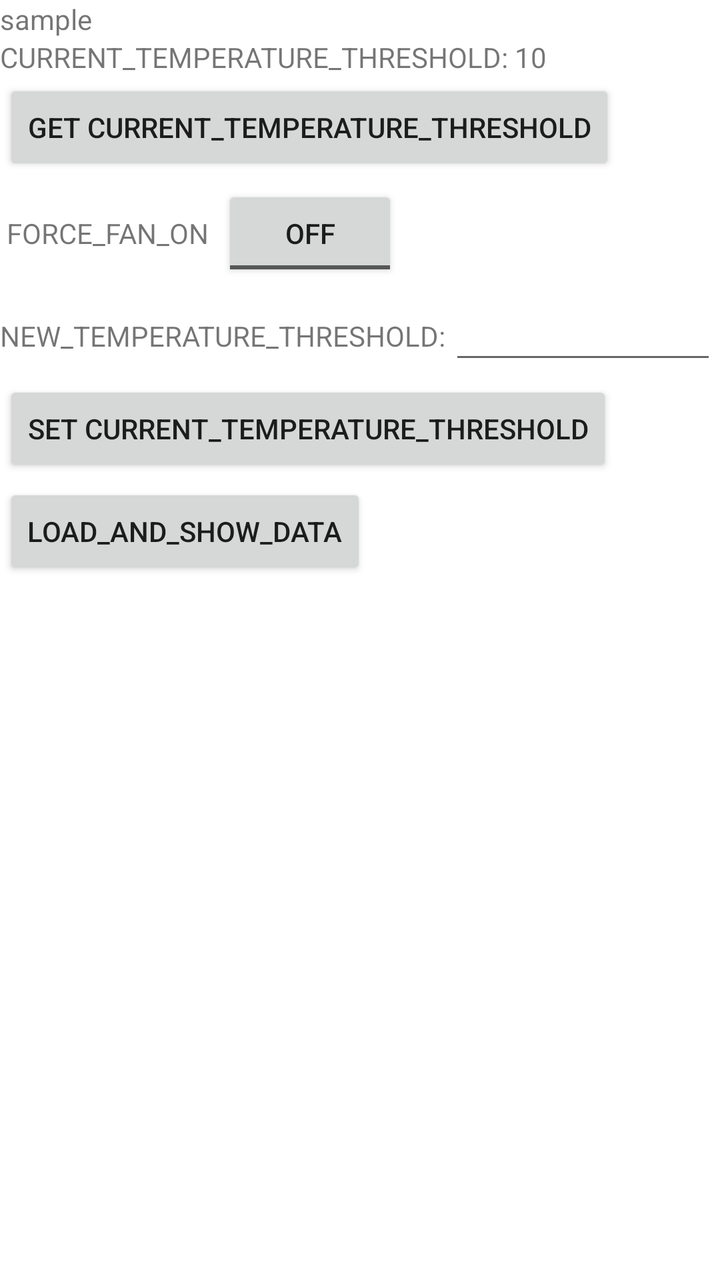
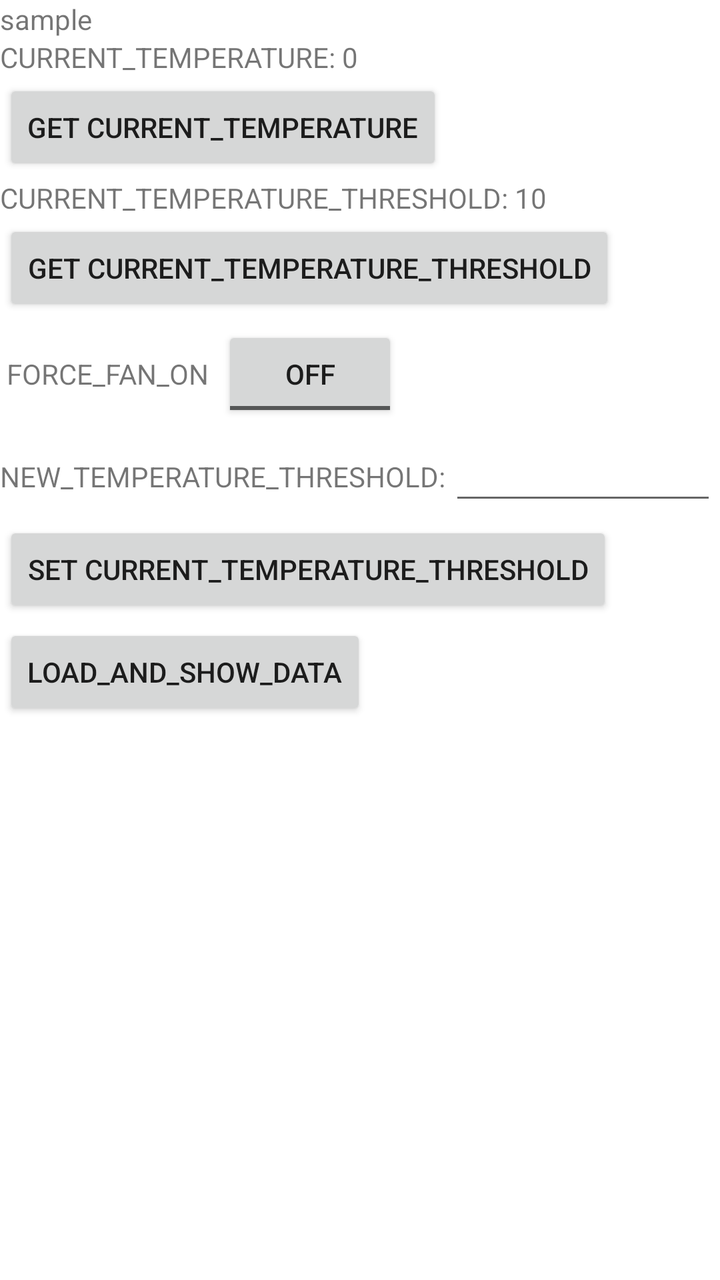

Two renders of the same Android screen: before a commit and after it. Below are the layout's source before the change and the commit's diff.
<!-- AndroidManifest.xml: fallback theme Theme.MaterialComponents.DayNight.NoActionBar -->
<!-- res/layout/dashboard_activity.xml -->
<?xml version="1.0" encoding="utf-8"?>

<LinearLayout xmlns:android="http://schemas.android.com/apk/res/android"
    android:layout_width="match_parent"
    android:layout_height="match_parent"
    android:layout_margin="20px"
    android:orientation="vertical">

    <TextView
        android:id="@+id/tv_device_info"
        android:layout_width="match_parent"
        android:layout_height="wrap_content"
        android:text="sample"/>

    <TextView
        android:id="@+id/tv_current_temp_threshold"
        android:layout_width="match_parent"
        android:layout_height="wrap_content"
        android:text="CURRENT_TEMPERATURE_THRESHOLD: 10"
        />

    <Button
        android:id="@+id/button_get_threshold"
        android:layout_width="wrap_content"
        android:layout_height="wrap_content"
        android:layout_margin="5px"
        android:text="GET CURRENT_TEMPERATURE_THRESHOLD"
        />

    <LinearLayout
        android:layout_width="match_parent"
        android:layout_height="wrap_content"
        android:orientation="horizontal">

        <TextView
            android:layout_width="wrap_content"
            android:layout_height="wrap_content"
            android:layout_margin="10px"
            android:text="FORCE_FAN_ON"/>

        <ToggleButton
            android:id="@+id/toggle_button_force_fan_on"
            android:layout_width="wrap_content"
            android:layout_height="wrap_content"
            android:layout_margin="10px"/>
    </LinearLayout>

    <LinearLayout
        android:layout_width="match_parent"
        android:layout_height="wrap_content"
        android:orientation="horizontal">

        <TextView
            android:layout_width="wrap_content"
            android:layout_height="wrap_content"

            android:text="NEW_TEMPERATURE_THRESHOLD:"/>

        <EditText
            android:id="@+id/edit_text_threshold_input"
            android:layout_width="match_parent"
            android:layout_height="wrap_content"
            android:layout_margin="5px"/>

    </LinearLayout>

    <Button
        android:id="@+id/button_set_threshold"
        android:layout_width="wrap_content"
        android:layout_height="wrap_content"
        android:layout_margin="5px"
        android:text="SET CURRENT_TEMPERATURE_THRESHOLD"/>

    <Button
        android:id="@+id/button_download_data"
        android:layout_width="wrap_content"
        android:layout_height="wrap_content"
        android:layout_margin="5px"
        android:text="LOAD_AND_SHOW_DATA"/>
</LinearLayout>
<!-- resources referenced by this layout -->
<resources>

</resources>

<!-- the commit's change to res/layout/dashboard_activity.xml (unified diff, before → after) -->
@@ -11,6 +11,31 @@
         android:layout_width="match_parent"
         android:layout_height="wrap_content"
         android:text="sample"/>
+
+
+    <LinearLayout
+        android:layout_width="match_parent"
+        android:layout_height="wrap_content"
+        android:orientation="horizontal">
+        <TextView
+            android:layout_width="wrap_content"
+            android:layout_height="wrap_content"
+            android:text="CURRENT_TEMPERATURE: "/>
+
+        <TextView
+            android:id="@+id/tv_current_temp"
+            android:layout_width="match_parent"
+            android:layout_height="wrap_content"
+            android:text="0"/>
+
+    </LinearLayout>
+    <Button
+        android:id="@+id/button_get_current_temp"
+        android:layout_width="wrap_content"
+        android:layout_height="wrap_content"
+        android:layout_margin="5px"
+        android:text="GET CURRENT_TEMPERATURE"
+        />
 
     <TextView
         android:id="@+id/tv_current_temp_threshold"
